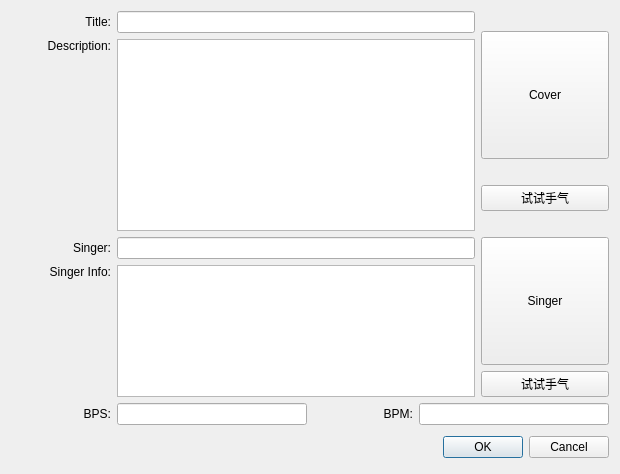
Qt form src/Editor/qprojectconfigdialog.ui (congpp/TABEx) before a commit.
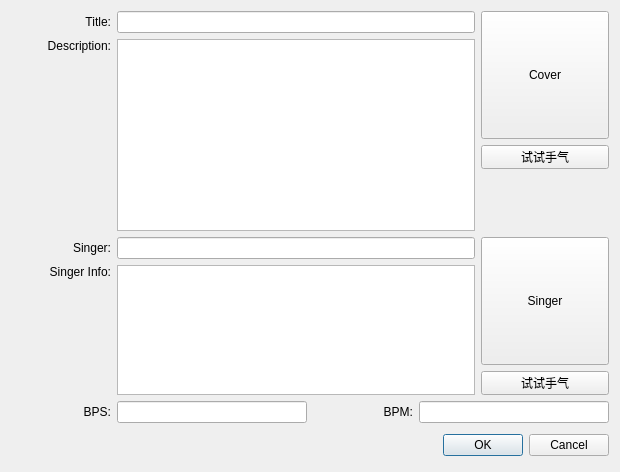
The same form after that commit. Custom widgets are drawn as their Qt base class.

Diff of the .ui file:
```diff
--- a/src/Editor/qprojectconfigdialog.ui
+++ b/src/Editor/qprojectconfigdialog.ui
@@ -7,7 +7,7 @@
     <x>0</x>
     <y>0</y>
     <width>620</width>
-    <height>408</height>
+    <height>414</height>
    </rect>
   </property>
   <property name="windowTitle">
@@ -161,11 +161,30 @@
        </item>
        <item>
         <widget class="QPushButton" name="pushButtonSearchCover">
+         <property name="maximumSize">
+          <size>
+           <width>16777215</width>
+           <height>24</height>
+          </size>
+         </property>
          <property name="text">
           <string>试试手气</string>
          </property>
         </widget>
        </item>
+       <item>
+        <spacer name="verticalSpacer_2">
+         <property name="orientation">
+          <enum>Qt::Vertical</enum>
+         </property>
+         <property name="sizeHint" stdset="0">
+          <size>
+           <width>20</width>
+           <height>40</height>
+          </size>
+         </property>
+        </spacer>
+       </item>
       </layout>
      </item>
     </layout>
@@ -272,7 +291,7 @@
            <property name="maximumSize">
             <size>
              <width>16777215</width>
-             <height>16777215</height>
+             <height>9999</height>
             </size>
            </property>
           </widget>
@@ -310,11 +329,30 @@
        </item>
        <item>
         <widget class="QPushButton" name="pushButtonSearchSinger">
+         <property name="maximumSize">
+          <size>
+           <width>16777215</width>
+           <height>24</height>
+          </size>
+         </property>
          <property name="text">
           <string>试试手气</string>
          </property>
         </widget>
        </item>
+       <item>
+        <spacer name="verticalSpacer">
+         <property name="orientation">
+          <enum>Qt::Vertical</enum>
+         </property>
+         <property name="sizeHint" stdset="0">
+          <size>
+           <width>20</width>
+           <height>40</height>
+          </size>
+         </property>
+        </spacer>
+       </item>
       </layout>
      </item>
     </layout>
```
Left out of the diff: 2 changed lines with no effect on the pictures.
